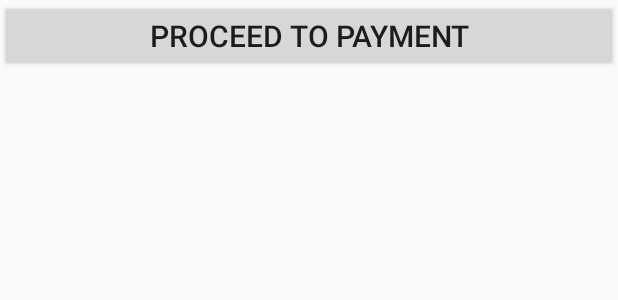
After one commit to ronakgune/Eat24v2, an Android app: the layout activity_paypal.xml on its own in the app's theme, with its tools: preview values and no code run, on a phone screen of 412 x 824 dp. The commit adds this screen. Shown: the top 300 px of the screen. Run offline under Robolectric (Android 15) with nearby library versions, the phone set to English and light mode, and no system bars.

Commit message:
v7
Paypal Payment functionality integrated with app

```diff
--- a/app/build.gradle
+++ b/app/build.gradle
@@ -45,6 +45,7 @@ dependencies {
     implementation 'com.github.bumptech.glide:glide:4.7.1'
     annotationProcessor 'com.github.bumptech.glide:compiler:4.7.1'
     implementation 'com.android.support:design:27.1.1'
+    compile 'com.paypal.sdk:paypal-android-sdk:2.16.0'
 }
 
 
--- /dev/null
+++ b/app/src/main/res/layout/activity_paypal.xml
@@ -0,0 +1,20 @@
+<?xml version="1.0" encoding="utf-8"?>
+<LinearLayout xmlns:android="http://schemas.android.com/apk/res/android"
+    android:layout_width="match_parent"
+    android:layout_height="match_parent"
+    android:orientation="vertical"
+    xmlns:tools="http://schemas.android.com/tools"
+    tools:context="com.main.eat24.Paypal">
+
+    <Button
+        android:layout_width="match_parent"
+        android:layout_height="wrap_content"
+        android:onClick="pay"
+        android:text="Proceed to Payment"
+        android:textSize="20sp" />
+
+    <TextView
+        android:layout_width="wrap_content"
+        android:layout_height="wrap_content" />
+
+</LinearLayout>
--- a/app/src/main/res/values/strings.xml
+++ b/app/src/main/res/values/strings.xml
@@ -49,5 +49,5 @@
     <string name="location">Location</string>
     <string name="cart">Cart</string>
     <string name="title_activity_main2">Main2Activity</string>
-
+    <string name="pay">Proceed to Payment</string>
 </resources>
```
Also changed, not shown: app/src/main/AndroidManifest.xml (+9 -0 lines), app/src/main/java/com/main/eat24/Cart.java (+16 -1 lines), app/src/main/java/com/main/eat24/Paypal.java (added, +89 -0 lines), 8 other files.
